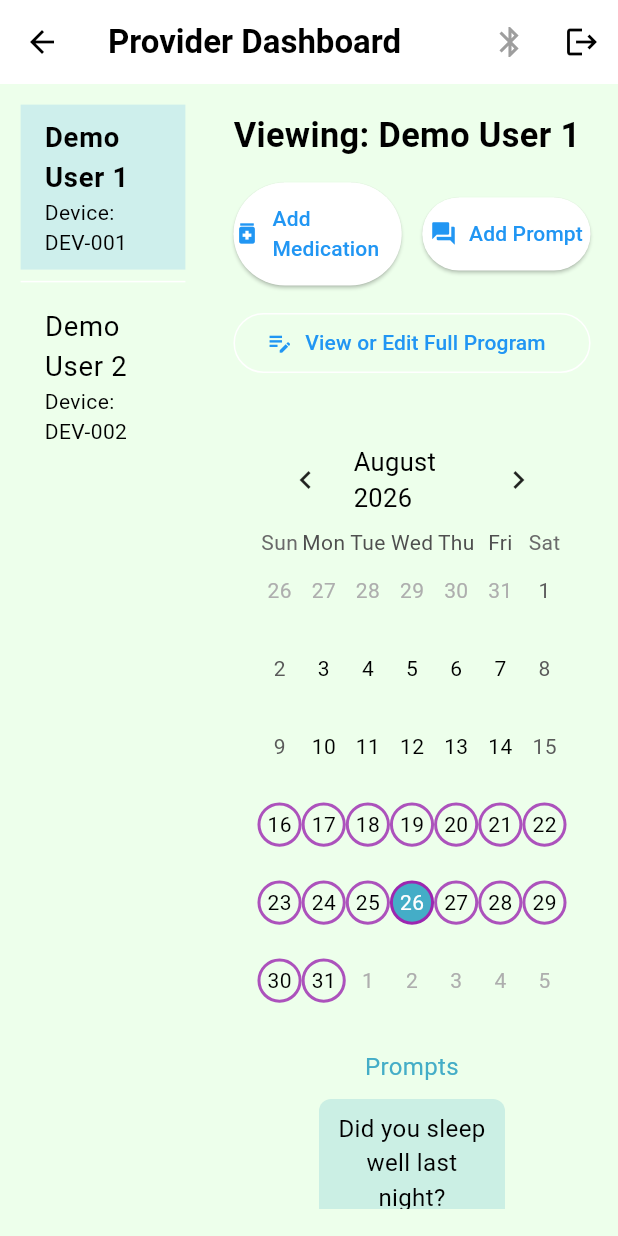
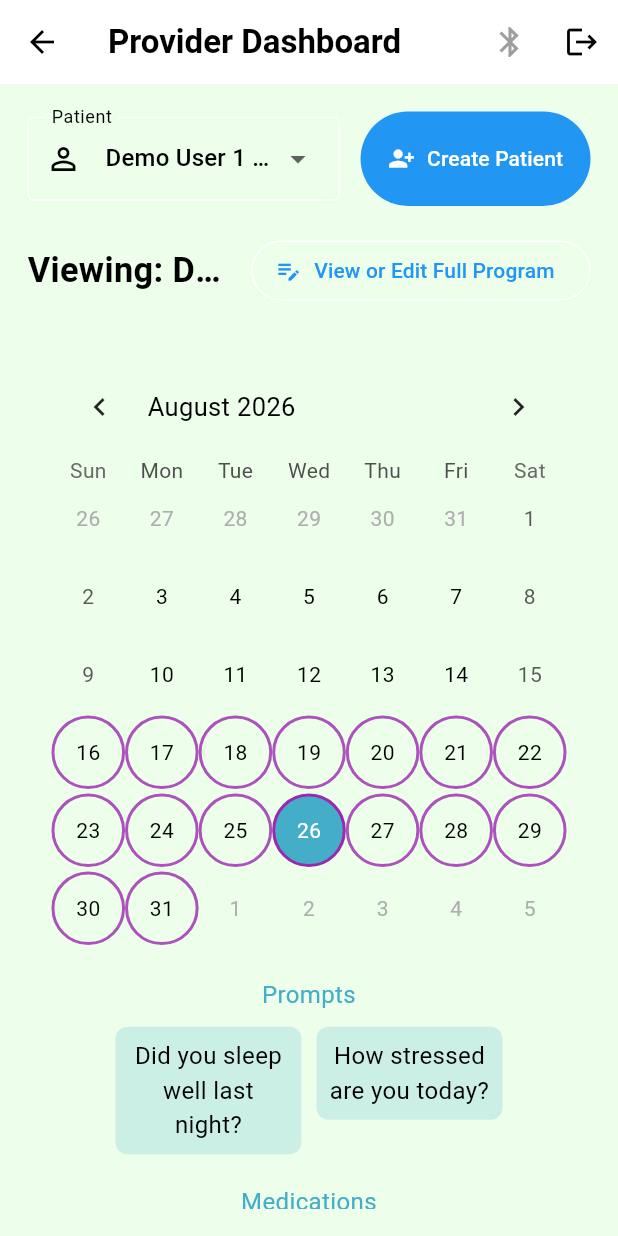
Before and after one commit to NodeMedDisp/Node_App, a Flutter app: the ProviderMainScreen screen opened by its route, on a phone screen of 412 x 824 dp. Run offline on Flutter 3.47's test engine with Material 3 defaults, Android fonts, the phone set to English and light mode, and no system bars; drawn by our look-alikes of table_calendar; our stand-ins replace awesome_dialog, cached_network_image, cloud_firestore, equatable, firebase_auth, firebase_core and 12 more; accounts and stored records are empty.

Commit message:
Working on create new patient

```diff
--- a/lib/GetStarted/provider_main_screen.dart
+++ b/lib/GetStarted/provider_main_screen.dart
@@ -8,8 +8,6 @@ import '../LoginComp/logic/provider/provider_cubit.dart';
 import '../LoginComp/logic/provider/provider_state.dart';
 import '../LoginComp/routing/routes.dart';
 import '../Bluetooth/bluetooth_trial.dart';
-import 'enter_medication_data.dart';
-import 'enter_counseling_data.dart';
 import 'provider_program_editor_screen.dart';
 import '../Bluetooth/node_ble_file_transfer_service.dart';
 import '../Bluetooth/recovery_program_file_formatter.dart';
@@ -25,6 +23,119 @@ class ProviderMainScreen extends StatefulWidget {
 
 class _ProviderMainScreenState extends State<ProviderMainScreen> {
   final GlobalKey<CalendarWidgetState> _calendarKey = GlobalKey<CalendarWidgetState>();
+
+  Future<void> _showCreatePatientDialog() async {
+    final formKey = GlobalKey<FormState>();
+    final nameController = TextEditingController();
+    final deviceIdController = TextEditingController();
+
+    final shouldCreate = await showDialog<bool>(
+      context: context,
+      builder: (dialogContext) {
+        return AlertDialog(
+          title: const Text('Create New Patient'),
+          content: Form(
+            key: formKey,
+            child: SingleChildScrollView(
+              child: Column(
+                mainAxisSize: MainAxisSize.min,
+                children: [
+                  TextFormField(
+                    controller: nameController,
+                    autofocus: true,
+                    textCapitalization: TextCapitalization.words,
+                    decoration: const InputDecoration(
+                      labelText: 'Patient name',
+                      hintText: 'Enter the patient name',
+                      border: OutlineInputBorder(),
+                    ),
+                    validator: (value) {
+                      if (value == null || value.trim().isEmpty) {
+                        return 'Enter the patient name.';
+                      }
+
+                      return null;
+                    },
+                  ),
+                  SizedBox(height: 12.h),
+                  TextFormField(
+                    controller: deviceIdController,
+                    decoration: const InputDecoration(
+                      labelText: 'Device ID',
+                      hintText: 'Optional',
+                      border: OutlineInputBorder(),
+                    ),
+                  ),
+                ],
+              ),
+            ),
+          ),
+          actions: [
+            TextButton(
+              onPressed: () {
+                Navigator.pop(dialogContext, false);
+              },
+              child: const Text('Cancel'),
+            ),
+            FilledButton(
+              onPressed: () {
+                if (formKey.currentState?.validate() != true) {
+                  return;
+                }
+
+                Navigator.pop(dialogContext, true);
+              },
+              child: const Text('Create'),
+            ),
+          ],
+        );
+      },
+    );
+
+    final displayName = nameController.text.trim();
+    final deviceId = deviceIdController.text.trim();
+
+    nameController.dispose();
+    deviceIdController.dispose();
+
+    if (shouldCreate != true || !mounted) {
+      return;
+    }
+
+    try {
+      await context.read<ProviderCubit>().createPatient(
+        displayName: displayName,
+        deviceId: deviceId,
+      );
+
+      if (!mounted) {
+        return;
+      }
+
+      ScaffoldMessenger.of(context).showSnackBar(
+        SnackBar(
+          backgroundColor: Colors.green,
+          content: Text('$displayName was created.'),
+        ),
+      );
+    } catch (error, stackTrace) {
+      debugPrint('PROVIDER CREATE PATIENT ERROR: $error');
+      debugPrintStack(stackTrace: stackTrace);
+
+      if (!mounted) {
+        return;
+      }
+
+      ScaffoldMessenger.of(context).showSnackBar(
+        SnackBar(
+          backgroundColor: Colors.red,
+          content: Text(
+            'Could not create patient: $error',
+          ),
+        ),
+      );
+    }
+  }
 
   void _showBluetoothDialog() {
     showDialog(
@@ -193,15 +304,18 @@ class _ProviderMainScreenState extends State<ProviderMainScreen> {
           ),
         ],
       ),
-      body: Row(
-        children: [
-          // LEFT SIDE — USER LIST
-          Expanded(
-            flex: 3,
+      body: Padding(
+        padding: EdgeInsets.all(16.w),
         child: BlocBuilder<ProviderCubit, ProviderState>(
           builder: (context, state) {
             final users = state.users;
             final selectedUser = state.selectedUser;
+
+            final selectedUserId =
+                selectedUser != null &&
+                        users.any((user) => user.id == selectedUser.id)
+                    ? selectedUser.id
+                    : null;
 
             debugPrint(
               'PROVIDER MAIN BUILD: '
@@ -211,129 +325,127 @@ class _ProviderMainScreenState extends State<ProviderMainScreen> {
             );
 
             if (state.loading) {
-                  return const Center(child: CircularProgressIndicator());
-                }
-
-                if (users.isEmpty) {
-                  return const Center(child: Text("No users found."));
-                }
-
-                return ListView.separated(
-                  padding: EdgeInsets.all(12.w),
-                  itemCount: users.length,
-                  separatorBuilder: (_, __) => const Divider(),
-                  itemBuilder: (context, i) {
-                    final user = users[i];
-                    final isSelected = selectedUser?.id == user.id;
-
-                    return ListTile(
-                      tileColor: isSelected
-                          ? Colors.blue.withValues(alpha: 0.15)
-                          : Colors.transparent,
-                      title: Text(
-                        user.displayName,
-                        style: TextStyle(
-                          fontSize: 16.sp,
-                          fontWeight: isSelected ? FontWeight.bold : FontWeight.normal,
-                        ),
-                      ),
-                      subtitle: Text("Device: ${user.deviceId}"),
-                      onTap: () {
-                        debugPrint(
-                          'PROVIDER MAIN: Selected patient '
-                          'id=${user.id} name=${user.displayName}',
-                        );
-
-                        context.read<ProviderCubit>().selectUser(user);
-                      },
-                    );
-                  },
-                );
-              },
-            ),
-          ),
-
-          // RIGHT SIDE — CALENDAR
-          Expanded(
-            flex: 6,
-            child: Padding(
-              padding: EdgeInsets.all(16.w),
-              child: BlocBuilder<ProviderCubit, ProviderState>(
-                builder: (context, state) {
-                  final selectedUser = state.selectedUser;
-
-                  if (selectedUser == null) {
               return const Center(
-                      child: Text("Select a user to view their recovery calendar."),
+                child: CircularProgressIndicator(),
               );
             }
 
             return Column(
               crossAxisAlignment: CrossAxisAlignment.start,
               children: [
-                      // Patient Header
-                      Text(
-                        "Viewing: ${selectedUser.displayName}",
-                        style: TextStyle(fontSize: 20.sp, fontWeight: FontWeight.bold),
-                      ),
-                      SizedBox(height: 12.h),
-
-                      // Uniform Action Buttons below header
+                // PATIENT DROPDOWN AND CREATE-PATIENT BUTTON
                 Row(
                   children: [
                     Expanded(
-                            child: ElevatedButton.icon(
-                              icon: const Icon(Icons.medication),
-                              onPressed: () {
-                                Navigator.push(
-                                  context,
-                                  MaterialPageRoute(
-                                    builder: (_) => BlocProvider.value(
-                                      value: context.read<ProviderCubit>(),
-                                      child: const EnterPrescriptionData(),
+                      child: InputDecorator(
+                        decoration: const InputDecoration(
+                          labelText: 'Patient',
+                          prefixIcon: Icon(Icons.person_outline),
+                          border: OutlineInputBorder(),
+                          contentPadding: EdgeInsets.symmetric(
+                            horizontal: 12,
+                            vertical: 4,
                           ),
                         ),
+                        child: DropdownButtonHideUnderline(
+                          child: DropdownButton<String>(
+                            value: selectedUserId,
+                            isExpanded: true,
+                            hint: Text(
+                              users.isEmpty
+                                  ? 'No patients yet'
+                                  : 'Select a patient',
+                            ),
+                            items: users.map((user) {
+                              final deviceDescription =
+                                  user.deviceId.trim().isEmpty
+                                      ? ''
+                                      : ' — ${user.deviceId}';
+
+                              return DropdownMenuItem<String>(
+                                value: user.id,
+                                child: Text(
+                                  '${user.displayName}$deviceDescription',
+                                  maxLines: 1,
+                                  overflow: TextOverflow.ellipsis,
+                                ),
                               );
+                            }).toList(),
+                            onChanged: users.isEmpty
+                                ? null
+                                : (patientId) {
+                                    if (patientId == null) {
+                                      return;
+                                    }
+
+                                    final patient = users.firstWhere(
+                                      (user) => user.id == patientId,
+                                    );
+
+                                    debugPrint(
+                                      'PROVIDER MAIN: Selected patient '
+                                      'id=${patient.id} '
+                                      'name=${patient.displayName}',
+                                    );
+
+                                    context
+                                        .read<ProviderCubit>()
+                                        .selectUser(patient);
                                   },
-                              label: const Text("Add Medication"),
-                              style: ElevatedButton.styleFrom(
-                                padding: EdgeInsets.symmetric(vertical: 12.h),
+                          ),
                         ),
                       ),
                     ),
                     SizedBox(width: 12.w),
-                          Expanded(
-                            child: ElevatedButton.icon(
-                              icon: const Icon(Icons.question_answer),
-                              onPressed: () {
-                                Navigator.push(
-                                  context,
-                                  MaterialPageRoute(
-                                    builder: (_) => BlocProvider.value(
-                                      value: context.read<ProviderCubit>(),
-                                      child: EnterCounselingPrompts(
-                                        medications: state.selectedMedications,
-                                      ),
-                                    ),
-                                  ),
-                                );
-                              },
-                              label: const Text("Add Prompt"),
-                              style: ElevatedButton.styleFrom(
-                                padding: EdgeInsets.symmetric(vertical: 12.h),
+                    FilledButton.icon(
+                      onPressed: _showCreatePatientDialog,
+                      icon: const Icon(Icons.person_add_alt_1),
+                      label: const Text('Create Patient'),
+                      style: FilledButton.styleFrom(
+                        padding: EdgeInsets.symmetric(
+                          horizontal: 16.w,
+                          vertical: 18.h,
                         ),
                       ),
                     ),
                   ],
                 ),
 
-                      SizedBox(height: 12.h),
+                SizedBox(height: 16.h),
 
-                      SizedBox(
-                        width: double.infinity,
-                        child: OutlinedButton.icon(
+                Expanded(
+                  child: selectedUser == null
+                      ? Center(
+                          child: Text(
+                            users.isEmpty
+                                ? 'Create your first patient to begin.'
+                                : 'Select a patient to view their recovery calendar.',
+                            textAlign: TextAlign.center,
+                          ),
+                        )
+                      : Column(
+                          crossAxisAlignment: CrossAxisAlignment.start,
+                          children: [
+                            // SELECTED PATIENT HEADER AND PROGRAM EDITOR
+                            Row(
+                              children: [
+                                Expanded(
+                                  child: Text(
+                                    'Viewing: ${selectedUser.displayName}',
+                                    maxLines: 1,
+                                    overflow: TextOverflow.ellipsis,
+                                    style: TextStyle(
+                                      fontSize: 20.sp,
+                                      fontWeight: FontWeight.bold,
+                                    ),
+                                  ),
+                                ),
+                                SizedBox(width: 12.w),
+                                OutlinedButton.icon(
                                   icon: const Icon(Icons.edit_note),
-                          label: const Text('View or Edit Full Program'),
+                                  label: const Text(
+                                    'View or Edit Full Program',
+                                  ),
                                   onPressed: () {
                                     final providerCubit =
                                         context.read<ProviderCubit>();
@@ -341,32 +453,36 @@ class _ProviderMainScreenState extends State<ProviderMainScreen> {
                                     Navigator.push(
                                       context,
                                       MaterialPageRoute(
-                                builder: (_) => BlocProvider.value(
+                                        builder: (_) =>
+                                            BlocProvider.value(
                                           value: providerCubit,
-                                  child:
-                                      const ProviderProgramEditorScreen(),
+                                          child: const
+                                              ProviderProgramEditorScreen(),
                                         ),
                                       ),
                                     );
                                   },
                                 ),
+                              ],
                             ),
 
                             SizedBox(height: 16.h),
+
+                            // SELECTED PATIENT CALENDAR
                             Expanded(
                               child: CalendarWidget(
                                 key: _calendarKey,
-
                                 dataOwnerId: selectedUser.id,
-
                                 prompts: state.selectedPrompts,
                                 medications: state.selectedMedications,
-
                                 StartDate:
-                              selectedUser.startDate ?? DateTime.now(),
-
+                                    selectedUser.startDate ??
+                                        DateTime.now(),
                                 externalFocusDay:
                                     selectedUser.latestEntryDate,
+                              ),
+                            ),
+                          ],
                         ),
                 ),
               ],
@@ -374,9 +490,6 @@ class _ProviderMainScreenState extends State<ProviderMainScreen> {
           },
         ),
       ),
-          ),
-        ],
-      ),
     );
   }
 }
```
Also changed, not shown: lib/LoginComp/logic/provider/provider_cubit.dart (+13 -25 lines), pubspec.lock. Lines whose indentation alone changed are shown as unchanged.
